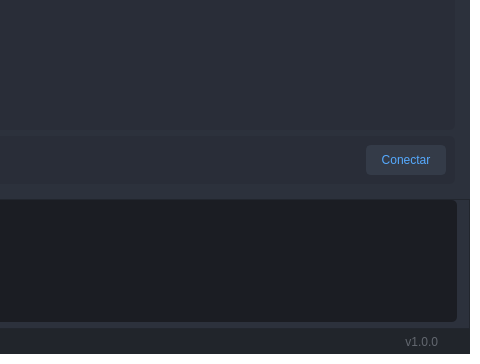
dariolggomez/HEATS-BOARD, file visuals/GUI_BASE.ui: the form before one commit; both pictures show x 500 to 980 and y 354 to 718 of the 980 by 718 pixel window.
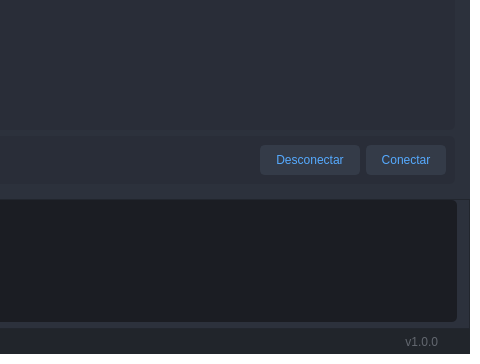
The form after the commit. The open tabs and pages were chosen to show the change. Icons and pictures are not drawn.

```diff
--- a/visuals/GUI_BASE.ui
+++ b/visuals/GUI_BASE.ui
@@ -2773,6 +2773,42 @@
                             </property>
                            </spacer>
                           </item>
+                          <item>
+                           <widget class="QPushButton" name="disconnectBtn">
+                            <property name="enabled">
+                             <bool>true</bool>
+                            </property>
+                            <property name="minimumSize">
+                             <size>
+                              <width>100</width>
+                              <height>30</height>
+                             </size>
+                            </property>
+                            <property name="font">
+                             <font>
+                              <pointsize>9</pointsize>
+                             </font>
+                            </property>
+                            <property name="styleSheet">
+                             <string notr="true">QPushButton {
+	border: 2px solid rgb(52, 59, 72);
+	border-radius: 5px;	
+	background-color: rgb(52, 59, 72);
+}
+QPushButton:hover {
+	background-color: rgb(57, 65, 80);
+	border: 2px solid rgb(61, 70, 86);
+}
+QPushButton:pressed {	
+	background-color: rgb(35, 40, 49);
+	border: 2px solid rgb(43, 50, 61);
+}</string>
+                            </property>
+                            <property name="text">
+                             <string>Desconectar</string>
+                            </property>
+                           </widget>
+                          </item>
                           <item>
                            <widget class="QPushButton" name="connectBtn">
                             <property name="enabled">
```
Left out of the diff: 4 changed lines with no effect on the pictures.
